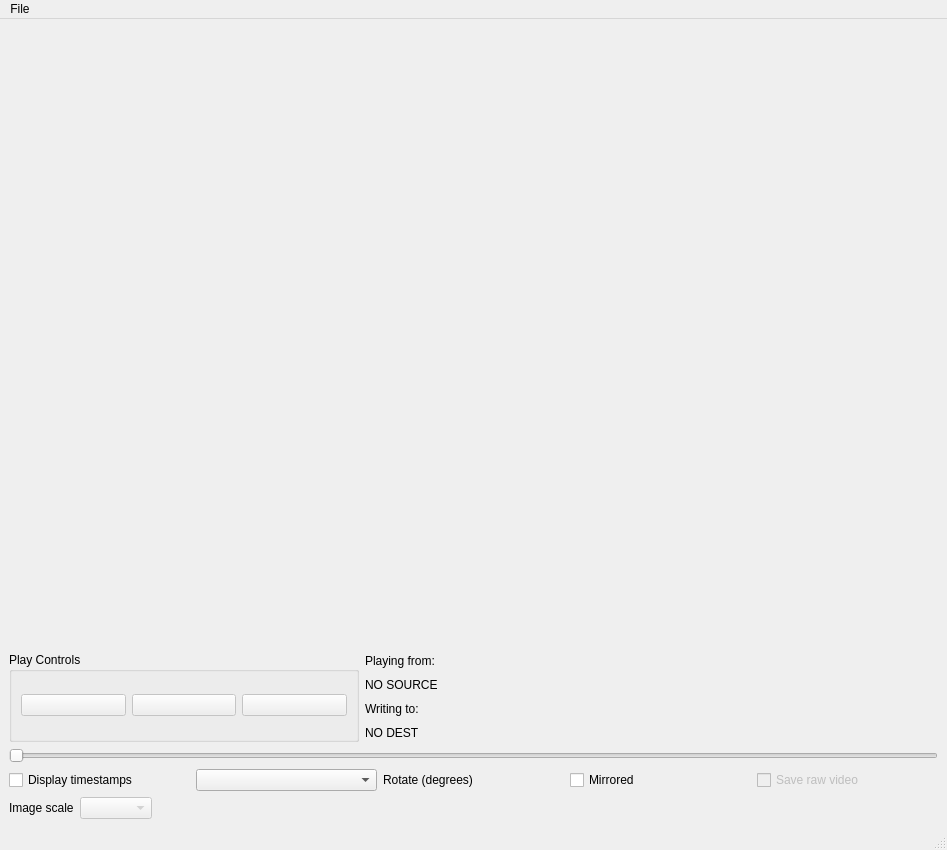
The window that scorer_gui/obj_scorer_ui.ui (NeuroNetMem/score) describes before a commit, drawn with Qt 5.
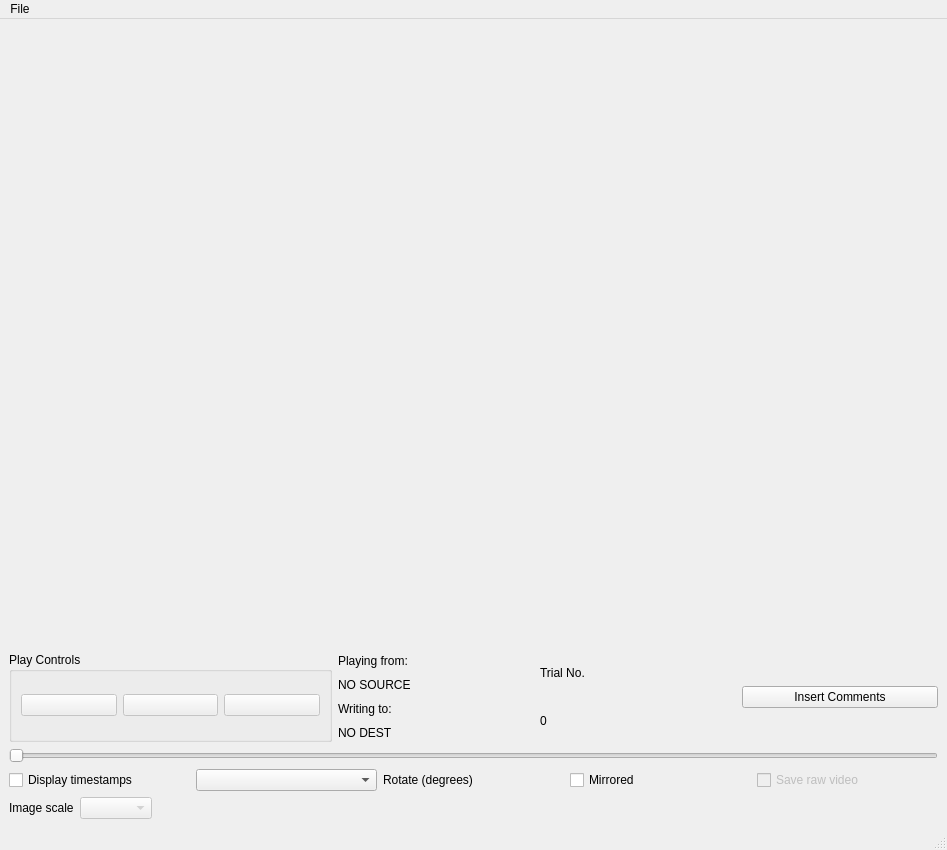
The same window after the commit. Icons and pictures are not drawn. Custom widgets are drawn as their Qt base class.

Commit message: added comments dialog

What changed in the file:
```diff
--- a/scorer_gui/obj_scorer_ui.ui
+++ b/scorer_gui/obj_scorer_ui.ui
@@ -198,6 +198,35 @@
         </item>
        </layout>
       </item>
+      <item>
+       <layout class="QVBoxLayout" name="verticalLayout_3">
+        <item>
+         <widget class="QLabel" name="label_5">
+          <property name="text">
+           <string>Trial No.</string>
+          </property>
+         </widget>
+        </item>
+        <item>
+         <widget class="QLabel" name="trialLabel">
+          <property name="text">
+           <string>0</string>
+          </property>
+         </widget>
+        </item>
+       </layout>
+      </item>
+      <item>
+       <layout class="QVBoxLayout" name="verticalLayout_4">
+        <item>
+         <widget class="QPushButton" name="commentsButton">
+          <property name="text">
+           <string>Insert Comments</string>
+          </property>
+         </widget>
+        </item>
+       </layout>
+      </item>
      </layout>
     </item>
     <item>
```
The commit also changes 6 other files.
